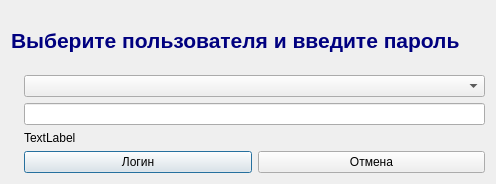
First picture: the form in logindialog.ui, repository rust3128/MPosEdit, before the edit.
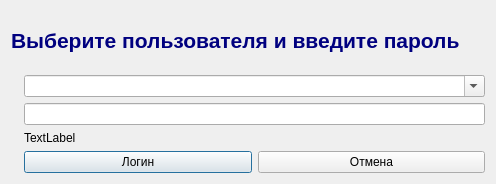
Second picture: the form after the edit. Icons and pictures are not drawn.

```diff
--- a/logindialog.ui
+++ b/logindialog.ui
@@ -53,7 +53,14 @@
       <enum>QLayout::SetMinimumSize</enum>
      </property>
      <item row="0" column="0">
-      <widget class="QComboBox" name="comboBoxUser"/>
+      <widget class="QComboBox" name="comboBoxUser">
+       <property name="editable">
+        <bool>true</bool>
+       </property>
+       <property name="frame">
+        <bool>true</bool>
+       </property>
+      </widget>
      </item>
      <item row="1" column="0">
       <widget class="QLineEdit" name="lineEditPass"/>
```
